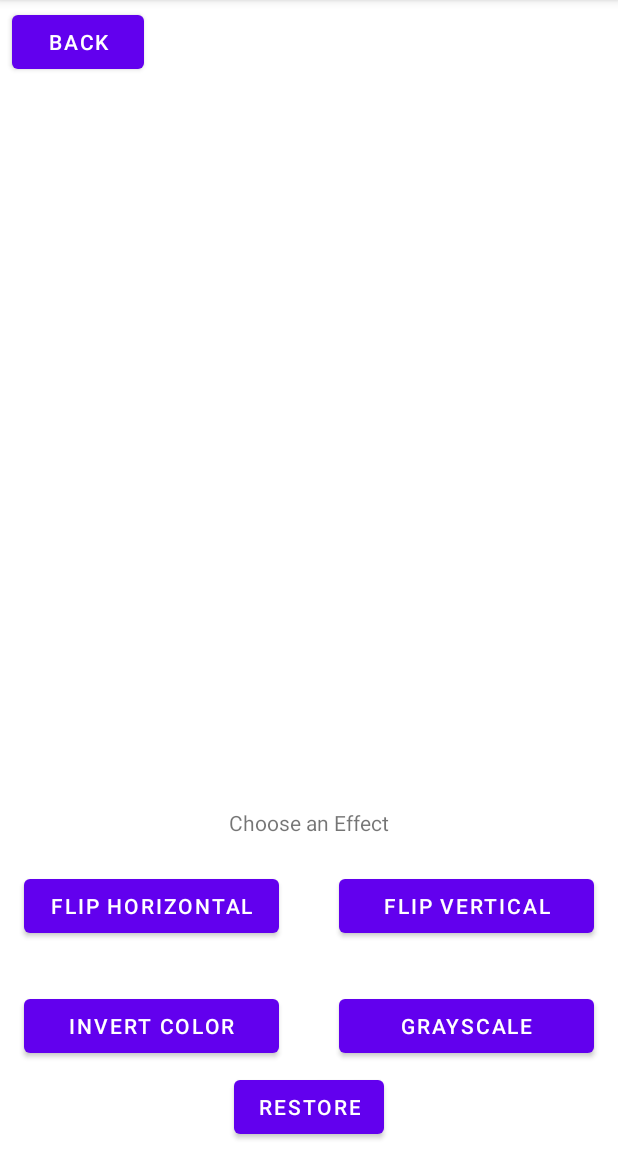
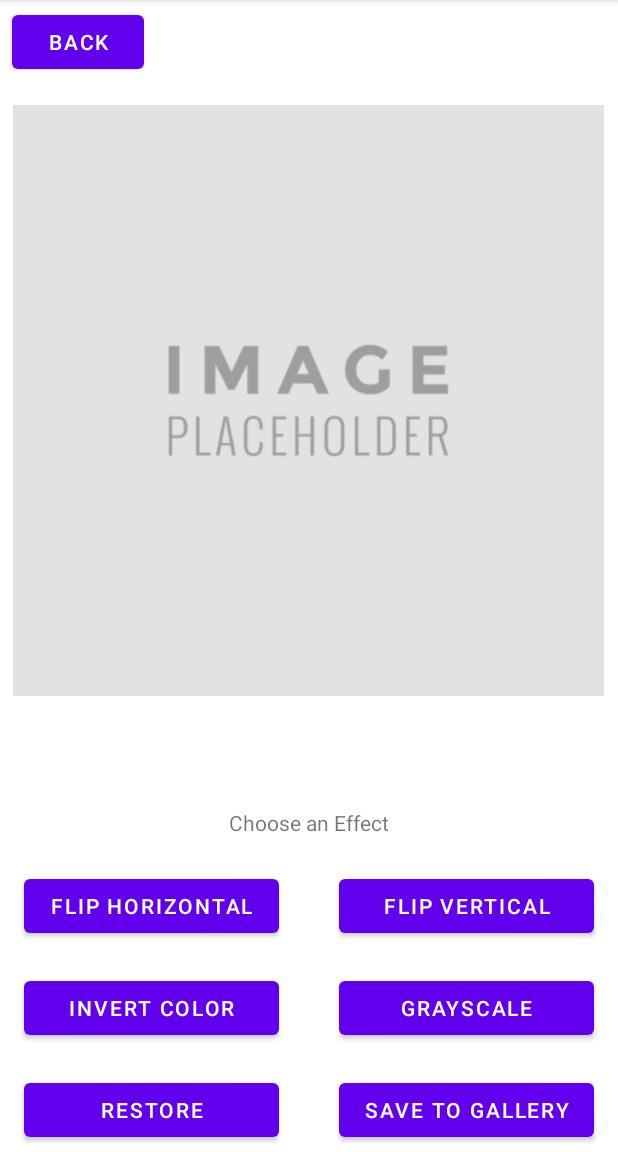
Before and after one commit to Tristonev/PhotoshopWizards, an Android app: the EditImageActivity screen opened directly, with no data from a screen before it, on a phone screen of 412 x 824 dp, the part 84-1236 px from its top. Run offline under Robolectric (Android 15) with nearby library versions, the phone set to English and light mode, and no system bars.

Commit message:
Added save button to EditImageActivity and connected it to MainActivity

```diff
--- a/app/src/main/java/edu/utsa/cs3443/photoshopwizards/EditImageActivity.java
+++ b/app/src/main/java/edu/utsa/cs3443/photoshopwizards/EditImageActivity.java
@@ -1,15 +1,26 @@
 package edu.utsa.cs3443.photoshopwizards;
 
+import android.content.Context;
 import android.content.Intent;
+import android.graphics.BitmapFactory;
 import android.os.Bundle;
+import android.util.Log;
 import android.view.View;
 import android.widget.Button;
 import android.widget.ImageView;
 import android.graphics.Bitmap;
+import android.widget.TextView;
+import android.widget.Toast;
 
+import androidx.activity.result.ActivityResultLauncher;
+import androidx.activity.result.PickVisualMediaRequest;
+import androidx.activity.result.contract.ActivityResultContracts;
 import androidx.appcompat.app.AppCompatActivity;
 
+import java.io.FileNotFoundException;
+
 import edu.utsa.cs3443.photoshopwizards.model.EditImage;
+import edu.utsa.cs3443.photoshopwizards.model.Image;
 
 public class EditImageActivity extends AppCompatActivity implements View.OnClickListener {
 
@@ -18,20 +29,56 @@ public class EditImageActivity extends AppCompatActivity implements View.OnClick
     private Bitmap editBit;
     private Bitmap[] storeBit;
     private EditImage editImage;
+    private ActivityResultLauncher<PickVisualMediaRequest> pickMedia =
+            registerForActivityResult(new ActivityResultContracts.PickVisualMedia(), uri -> {
+                //Calls back once the user has selected an image
+                //PhotoPicker
+                if (uri != null) {
+                    Log.d("PhotoPicker", "Selected URI: " + uri);
+                    String path = uri.getPath();
+
+                    Context context = getBaseContext();
+                    try {
+                        editBit = BitmapFactory.decodeStream(context.getContentResolver().openInputStream(uri));
+                        editImage = new EditImage(editBit);
+                        mainImage = findViewById(R.id.EditingImage);
+                        mainImage.setImageBitmap(editBit);
+
+                    } catch (FileNotFoundException e) {
+                        throw new RuntimeException(e);
+                    }
+                    if(editBit == null)
+                    {
+                        Log.d("nullBitmap", "bitmap is null");
+                    }
+                } else {
+                    Log.d("PhotoPicker", "No media selected");
+                }
+            });
+
 
     @Override
     protected void onCreate(Bundle savedInstanceState){
         super.onCreate(savedInstanceState);
         setContentView(R.layout.activity_edit_image);
 
-        int[] buttonIDs = {R.id.EditImageBack, R.id.FlipHorizontal, R.id.FlipVertical, R.id.InvertColor, R.id.Grayscale, R.id.Restore};
+        int[] buttonIDs = {R.id.EditImageBack, R.id.FlipHorizontal, R.id.FlipVertical,
+                R.id.InvertColor, R.id.Grayscale, R.id.Restore, R.id.SaveImage};
         setupButtons(buttonIDs);
 
         loadExtra();
 
-        mainImage = findViewById(R.id.EditingImage);
-        mainImage.setImageBitmap(editBit);
-        editImage = new EditImage(editBit);
+        if(editBit != null) {
+            mainImage = findViewById(R.id.EditingImage);
+            mainImage.setImageBitmap(editBit);
+            editImage = new EditImage(editBit);
+        }else{
+            pickMedia.launch(new PickVisualMediaRequest.Builder()
+                    .setMediaType(ActivityResultContracts.PickVisualMedia.ImageOnly.INSTANCE)
+                    .build());
+        }
+
+
 
     }
 
@@ -60,34 +107,39 @@ public class EditImageActivity extends AppCompatActivity implements View.OnClick
         {
             editImage.flipX();
             mainImage.setImageBitmap(editImage.getNewImg());
-            //mainImage.setImageResource(R.drawable.dog1_flipped_horizontal);
         }
         if (view.getId() == R.id.Grayscale)
         {
             editImage.greyscale();
             mainImage.setImageBitmap(editImage.getNewImg());
-            //mainImage.setImageResource(R.drawable.dog1_grayscale);
         }
 
         if (view.getId() == R.id.FlipVertical)
         {
             editImage.flipY();
             mainImage.setImageBitmap(editImage.getNewImg());
-            //mainImage.setImageResource(R.drawable.dog1_flipped_vertically);
         }
 
         if (view.getId() == R.id.InvertColor)
         {
             editImage.invertColor();
             mainImage.setImageBitmap(editImage.getNewImg());
-            //mainImage.setImageResource(R.drawable.dog1_inverted);
         }
 
         if(view.getId() == R.id.Restore)
         {
             editImage.loadDefault();
             mainImage.setImageBitmap(editImage.getNewImg());
-            //mainImage.setImageResource(R.drawable.dog1);
+        }
+
+        if(view.getId() == R.id.SaveImage){
+            try {
+                Image.saveImage(this, mainImage.getDrawable());
+                Toast.makeText(this,"Image Saved!",Toast.LENGTH_SHORT).show();
+            } catch (Exception e) {
+                throw new RuntimeException(e);
+            }
+
         }
     }
 
--- a/app/src/main/java/edu/utsa/cs3443/photoshopwizards/LayersActivity.java
+++ b/app/src/main/java/edu/utsa/cs3443/photoshopwizards/LayersActivity.java
@@ -48,7 +48,7 @@ public class LayersActivity extends AppCompatActivity implements View.OnClickLis
     //Made into an attribute because it will throw an exception if put inside a function while being called from a button
     private ActivityResultLauncher<PickVisualMediaRequest> pickMedia =
             registerForActivityResult(new ActivityResultContracts.PickVisualMedia(), uri -> {
-                //Calls back after the user selects a media item or closes the
+                //Calls back once the user has selected an image
                 //PhotoPicker
                 if (uri != null) {
                     Log.d("PhotoPicker", "Selected URI: " + uri);
--- a/app/src/main/res/layout/activity_edit_image.xml
+++ b/app/src/main/res/layout/activity_edit_image.xml
@@ -4,6 +4,16 @@
     xmlns:tools="http://schemas.android.com/tools"
     android:layout_width="match_parent"
     android:layout_height="match_parent">
+
+    <Button
+        android:id="@+id/SaveImage"
+        android:layout_width="170dp"
+        android:layout_height="wrap_content"
+        android:layout_marginEnd="16dp"
+        android:layout_marginBottom="4dp"
+        android:text="Save to Gallery"
+        app:layout_constraintBottom_toBottomOf="parent"
+        app:layout_constraintEnd_toEndOf="parent" />
 
     <ImageView
         android:id="@+id/EditingImage"
@@ -33,7 +43,7 @@
         android:layout_width="170dp"
         android:layout_height="wrap_content"
         android:layout_marginStart="16dp"
-        android:layout_marginBottom="60dp"
+        android:layout_marginBottom="72dp"
         android:text="Invert Color"
         app:layout_constraintBottom_toBottomOf="parent"
         app:layout_constraintStart_toStartOf="parent" />
@@ -65,7 +75,7 @@
         android:layout_width="170dp"
         android:layout_height="wrap_content"
         android:layout_marginEnd="16dp"
-        android:layout_marginBottom="60dp"
+        android:layout_marginBottom="72dp"
         android:text="Grayscale"
         app:layout_constraintBottom_toBottomOf="parent"
         app:layout_constraintEnd_toEndOf="parent" />
@@ -82,13 +92,11 @@
 
     <Button
         android:id="@+id/Restore"
-        android:layout_width="wrap_content"
-        android:layout_height="48dp"
-        android:layout_marginStart="155dp"
-        android:layout_marginEnd="155dp"
-        android:layout_marginBottom="6dp"
+        android:layout_width="170dp"
+        android:layout_height="wrap_content"
+        android:layout_marginStart="16dp"
+        android:layout_marginBottom="4dp"
         android:text="Restore"
         app:layout_constraintBottom_toBottomOf="parent"
-        app:layout_constraintEnd_toEndOf="parent"
         app:layout_constraintStart_toStartOf="parent" />
 </androidx.constraintlayout.widget.ConstraintLayout>
```
